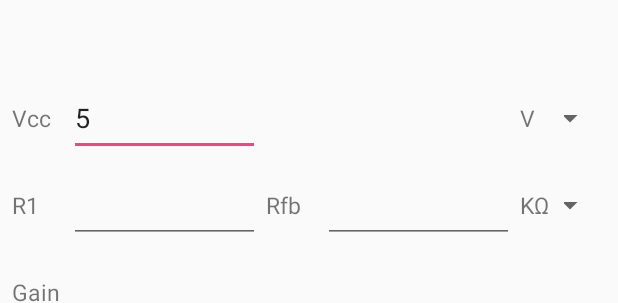
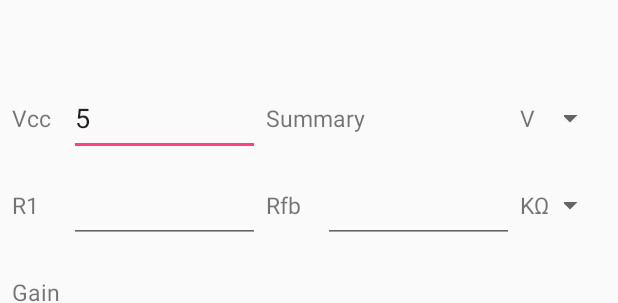
Before and after one commit to JeppeSRC/eCalc, an Android app: the layout opamp_inverting_layout.xml on its own in the app's theme, with its tools: preview values and no code run, on a phone screen of 412 x 824 dp. Shown: the part 149-452 px from the top of the screen. Run offline under Robolectric (Android 15) with nearby library versions, the phone set to English and light mode, and no system bars.

Commit message:
Added summary text to inverting

```diff
--- a/app/src/main/res/layout/opamp_inverting_layout.xml
+++ b/app/src/main/res/layout/opamp_inverting_layout.xml
@@ -74,6 +74,7 @@ SOFTWARE.
         android:layout_marginTop="8dp"
         android:gravity="center_vertical"
         android:textSize="@dimen/text_size"
+        android:text="Summary"
         app:layout_constraintEnd_toStartOf="@id/lbl_vcc_prefix"
         app:layout_constraintStart_toEndOf="@id/edt_vcc"
         app:layout_constraintTop_toBottomOf="@id/opamp_image" />
```
